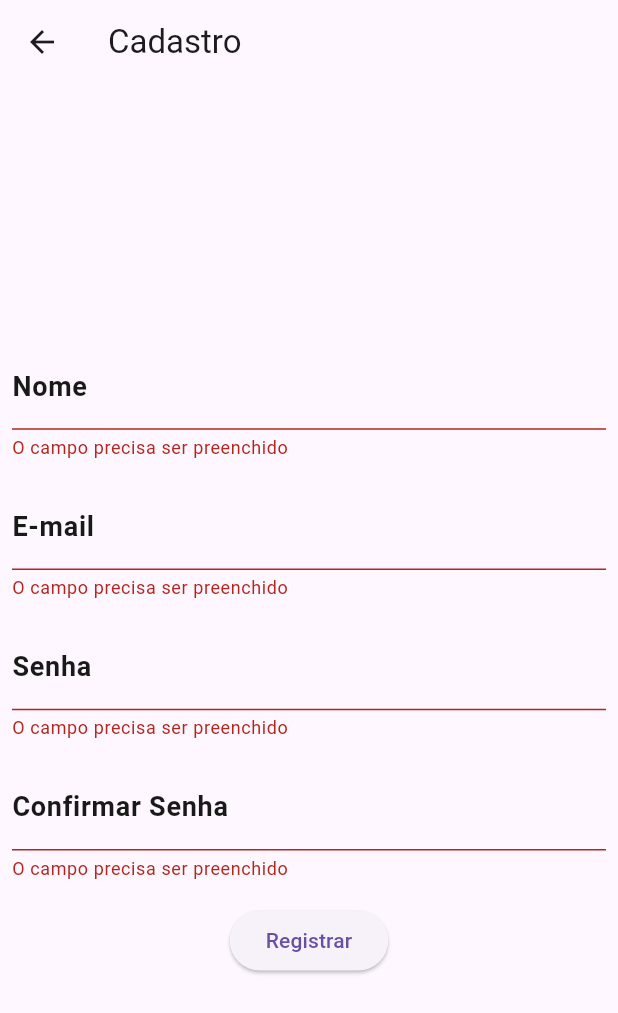
After one commit to rhians19/CRUD_Flutter, a Flutter app: the Register screen opened directly, after a tap on "Registrar", on a phone screen of 412 x 824 dp. The commit adds this screen. Shown: the top 1013 px of the screen. Run offline on Flutter 3.47's test engine with Material 3 defaults, Android fonts, the phone set to English and light mode, and no system bars; our stand-ins replace firebase_auth, firebase_core; accounts and stored records are empty.

Commit message:
add tela de cadastro e as configurações com o firebase

```diff
--- a/lib/main.dart
+++ b/lib/main.dart
@@ -5,8 +5,16 @@ import 'package:flutter_application_1/views/login.dart';
 import 'package:flutter_application_1/views/user_form.dart';
 import 'package:flutter_application_1/views/user_list.dart';
 import 'package:provider/provider.dart';
+import 'package:firebase_core/firebase_core.dart';
+import 'firebase_options.dart';
 
-void main() {
+
+
+void main() async{
+  WidgetsFlutterBinding.ensureInitialized();
+   await Firebase.initializeApp(
+  options: DefaultFirebaseOptions.currentPlatform,
+ );
   runApp(const MyApp());
 }
 
--- /dev/null
+++ b/lib/services/autentication_service.dart
@@ -0,0 +1,19 @@
+import 'package:firebase_auth/firebase_auth.dart';
+
+class AuthServ{
+  FirebaseAuth _firebaseAuth = FirebaseAuth.instance;
+
+  cadastrarUsuario({
+    required String nome,
+    required String email,
+    required String password,
+r
+
+  }) async {
+UserCredential userCredential = await _firebaseAuth.createUserWithEmailAndPassword(
+  email: email,
+  password: password,
+  );
+  await userCredential.user!.updateDisplayName(nome);
+  }
+}
--- a/lib/views/login.dart
+++ b/lib/views/login.dart
@@ -1,12 +1,16 @@
 import 'package:flutter/material.dart';
 import 'package:flutter_application_1/views/user_list.dart';
-
+import 'package:flutter_application_1/views/register.dart';
+import 'package:flutter_application_1/services/autentication_service.dart';
 class Login extends StatelessWidget {
   const Login({super.key});
 
   @override
   Widget build(BuildContext context) {
     final formKey = GlobalKey<FormState>();
+
+  final TextEditingController emailController = TextEditingController();
+  final TextEditingController passwordController = TextEditingController();
 
     loginBtn() {
       if (formKey.currentState!.validate()) {
@@ -24,6 +28,7 @@ class Login extends StatelessWidget {
                     mainAxisAlignment: MainAxisAlignment.center,
                     children: [
                       TextFormField(
+                        controller: emailController,
                         key: const Key("email"),
                         validator: (String? value) {
                           if (value == null) {
@@ -51,6 +56,7 @@ class Login extends StatelessWidget {
                       ),
                       const SizedBox(height: 16),
                       TextFormField(
+                        controller: passwordController,
                         validator: (String? value) {
                           if (value == null) {
                             return "O campo precisa ser preenchido";
@@ -75,6 +81,7 @@ class Login extends StatelessWidget {
                                     color: Color.fromARGB(255, 94, 92, 92),
                                     width: 2))),
                       ),
+
                       const SizedBox(height: 16),
                       Row(
                         mainAxisAlignment: MainAxisAlignment.center,
@@ -82,9 +89,20 @@ class Login extends StatelessWidget {
                           ElevatedButton(
                               onPressed: () {
                                 loginBtn();
+
                               },
                               child: const Text("Entrar"))
+
                         ],
+                          ),
+              const SizedBox(height: 16),
+              ElevatedButton(
+                onPressed: () {
+                  Navigator.push(
+                    context, MaterialPageRoute(builder: (ctx) => const Register()));
+                },
+                child: const Text("Cadastre-se"),
+
                       ),
                       const Padding(
                         padding: EdgeInsets.all(20),
--- /dev/null
+++ b/lib/views/register.dart
@@ -0,0 +1,182 @@
+import 'package:flutter/material.dart';
+import 'package:flutter_application_1/services/autentication_service.dart';
+
+class Register extends StatefulWidget {
+  const Register({super.key});
+
+  @override
+  _RegisterState createState() => _RegisterState();
+}
+
+class _RegisterState extends State<Register> {
+  final formKey = GlobalKey<FormState>();
+  final TextEditingController nameController = TextEditingController();
+  final TextEditingController emailController = TextEditingController();
+  final TextEditingController passwordController = TextEditingController();
+  final TextEditingController confirmPasswordController = TextEditingController();
+
+  final AuthServ _authServ = AuthServ();
+
+  @override
+  void dispose() {
+    nameController.dispose();
+    emailController.dispose();
+    passwordController.dispose();
+    confirmPasswordController.dispose();
+    super.dispose();
+  }
+
+  registerBtn() {
+    if (formKey.currentState!.validate()) {
+      final nome = nameController.text.trim();
+      final email = emailController.text.trim();
+      final password = passwordController.text.trim();
+
+      _authServ.cadastrarUsuario(nome: nome, email: email, password: password);
+
+      // Implemente a lógica de registro aqui
+      ScaffoldMessenger.of(context).showSnackBar(
+        const SnackBar(content: Text('Usuário registrado com sucesso!')),
+      );
+      Navigator.pop(context);
+    }
+  }
+
+  @override
+  Widget build(BuildContext context) {
+    return Scaffold(
+      appBar: AppBar(
+        title: const Text('Cadastro'),
+      ),
+      body: Padding(
+        padding: const EdgeInsets.all(8.0),
+        child: Form(
+          key: formKey,
+          child: Column(
+            mainAxisAlignment: MainAxisAlignment.center,
+            children: [
+              TextFormField(
+                controller: nameController,
+                validator: (String? value) {
+                  if (value == null || value.isEmpty) {
+                    return "O campo precisa ser preenchido";
+                  }
+                  return null;
+                },
+                decoration: const InputDecoration(
+                  hintText: "Insira seu nome",
+                  labelText: "Nome",
+                  labelStyle: TextStyle(
+                    fontSize: 18,
+                    fontWeight: FontWeight.bold,
+                    color: Color.fromARGB(255, 26, 25, 25),
+                  ),
+                  focusedBorder: OutlineInputBorder(
+                    borderSide: BorderSide(
+                      color: Color.fromARGB(255, 94, 92, 92),
+                      width: 2,
+                    ),
+                  ),
+                ),
+              ),
+              const SizedBox(height: 16),
+              TextFormField(
+                controller: emailController,
+                validator: (String? value) {
+                  if (value == null || value.isEmpty) {
+                    return "O campo precisa ser preenchido";
+                  }
+                  if (value.length < 5) {
+                    return "O e-mail inserido é muito curto.";
+                  }
+                  if (!value.contains("@")) {
+                    return "E-mail inválido";
+                  }
+                  return null;
+                },
+                decoration: const InputDecoration(
+                  hintText: "Insira seu e-mail",
+                  labelText: "E-mail",
+                  labelStyle: TextStyle(
+                    fontSize: 18,
+                    fontWeight: FontWeight.bold,
+                    color: Color.fromARGB(255, 26, 25, 25),
+                  ),
+                  focusedBorder: OutlineInputBorder(
+                    borderSide: BorderSide(
+                      color: Color.fromARGB(255, 94, 92, 92),
+                      width: 2,
+                    ),
+                  ),
+                ),
+              ),
+              const SizedBox(height: 16),
+              TextFormField(
+                controller: passwordController,
+                validator: (String? value) {
+                  if (value == null || value.isEmpty) {
+                    return "O campo precisa ser preenchido";
+                  }
+                  if (value.length < 6) {
+                    return "A senha deve ter pelo menos 6 caracteres";
+                  }
+                  return null;
+                },
+                obscureText: true,
+                decoration: const InputDecoration(
+                  hintText: "Insira sua senha",
+                  labelText: "Senha",
+                  labelStyle: TextStyle(
+                    fontSize: 18,
+                    fontWeight: FontWeight.bold,
+                    color: Color.fromARGB(255, 26, 25, 25),
+                  ),
+                  focusedBorder: OutlineInputBorder(
+                    borderSide: BorderSide(
+                      color: Color.fromARGB(255, 94, 92, 92),
+                      width: 2,
+                    ),
+                  ),
+                ),
+              ),
+              const SizedBox(height: 16),
+              TextFormField(
+                controller: confirmPasswordController,
+                validator: (String? value) {
+                  if (value == null || value.isEmpty) {
+                    return "O campo precisa ser preenchido";
+                  }
+                  if (value != passwordController.text) {
+                    return "As senhas não coincidem";
+                  }
+                  return null;
+                },
+                obscureText: true,
+                decoration: const InputDecoration(
+                  hintText: "Confirme sua senha",
+                  labelText: "Confirmar Senha",
+                  labelStyle: TextStyle(
+                    fontSize: 18,
+                    fontWeight: FontWeight.bold,
+                    color: Color.fromARGB(255, 26, 25, 25),
+                  ),
+                  focusedBorder: OutlineInputBorder(
+                    borderSide: BorderSide(
+                      color: Color.fromARGB(255, 94, 92, 92),
+                      width: 2,
+                    ),
+                  ),
+                ),
+              ),
+              const SizedBox(height: 16),
+              ElevatedButton(
+                onPressed: registerBtn,
+                child: const Text("Registrar"),
+              ),
+            ],
+          ),
+        ),
+      ),
+    );
+  }
+}
--- a/pubspec.yaml
+++ b/pubspec.yaml
@@ -36,6 +36,8 @@ dependencies:
   # The following adds the Cupertino Icons font to your application.
   # Use with the CupertinoIcons class for iOS style icons.
   cupertino_icons: ^1.0.6
+  firebase_core: ^3.1.1
+  firebase_auth: ^5.1.1
 
 dev_dependencies:
   flutter_test:
```
Also changed, not shown: firebase.json (added), lib/firebase_options.dart (added), pubspec.lock, 6 other files.
